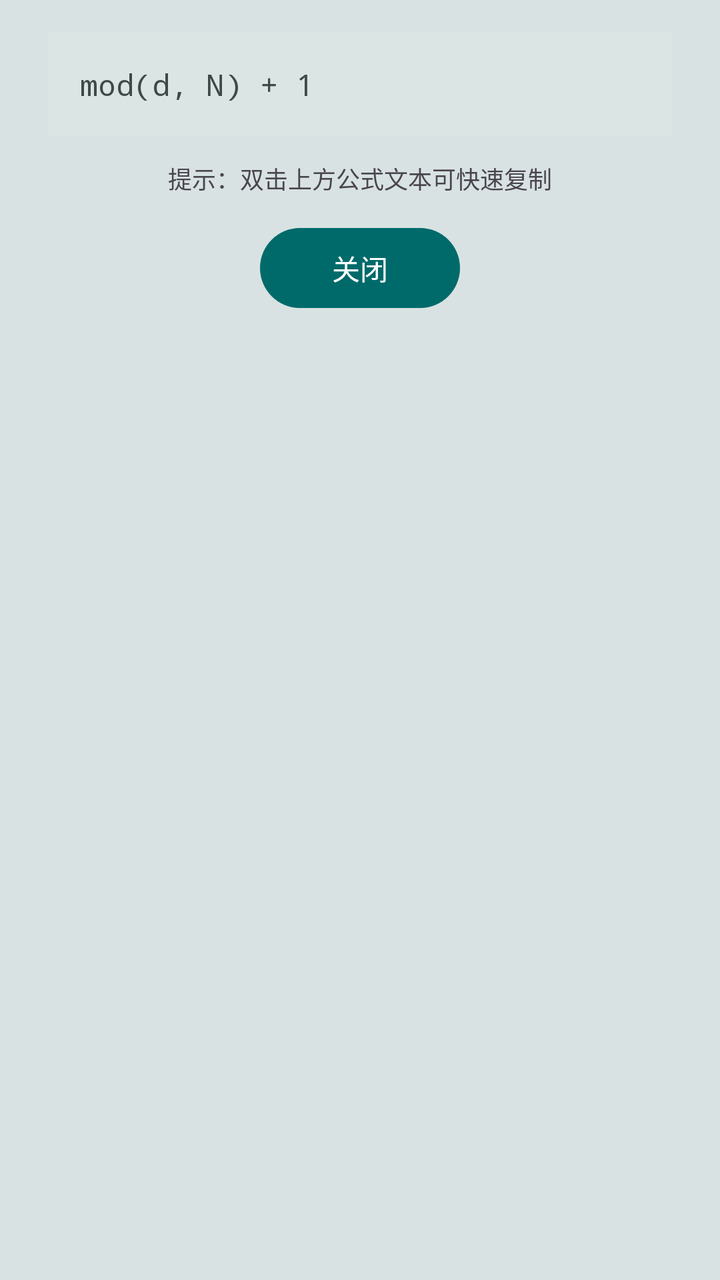
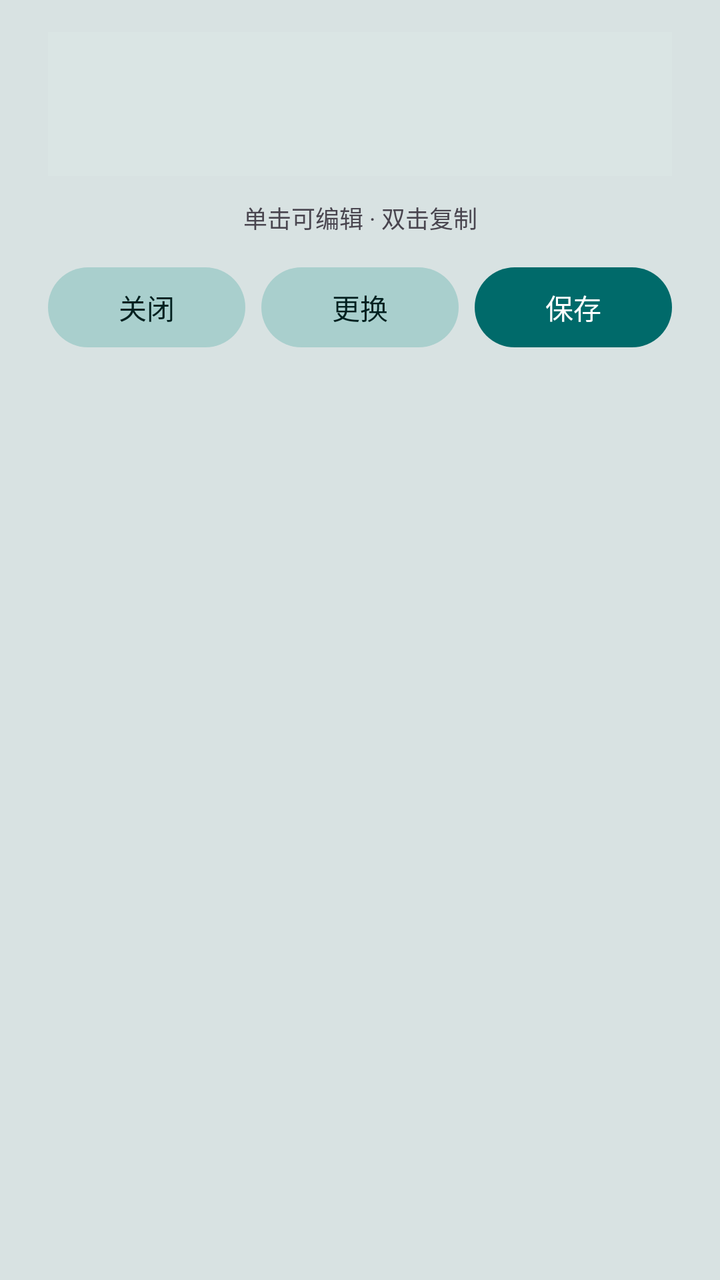

An Android layout rendered at two revisions. The XML below is the earlier revision; the diff shows what the commit changed to produce the second picture.
<!-- AndroidManifest.xml: application theme Theme.DutyCall -->
<!-- res/layout/dialog_view_formula.xml -->
<?xml version="1.0" encoding="utf-8"?>
<LinearLayout xmlns:android="http://schemas.android.com/apk/res/android"
    xmlns:app="http://schemas.android.com/apk/res-auto"
    android:layout_width="match_parent"
    android:layout_height="wrap_content"
    android:orientation="vertical"
    android:paddingTop="16dp"
    android:paddingBottom="16dp">

    
    <ScrollView
        android:layout_width="match_parent"
        android:layout_height="wrap_content"
        android:maxHeight="300dp"
        android:paddingHorizontal="24dp">

        <TextView
            android:id="@+id/tv_formula_content"
            android:layout_width="match_parent"
            android:layout_height="wrap_content"
            android:padding="16dp"
            android:background="?attr/colorSurfaceVariant"
            android:fontFamily="monospace"
            android:textSize="15sp"
            android:textColor="?attr/colorOnSurfaceVariant"
            android:lineSpacingExtra="4dp"
            android:text="mod(d, N) + 1" />
    </ScrollView>

    <TextView
        android:layout_width="match_parent"
        android:layout_height="wrap_content"
        android:layout_marginTop="12dp"
        android:textSize="12sp"
        android:textColor="?android:attr/textColorSecondary"
        android:gravity="center"
        android:text="提示：双击上方公式文本可快速复制" />

    
    <LinearLayout
        android:layout_width="match_parent"
        android:layout_height="wrap_content"
        android:layout_marginTop="16dp"
        android:gravity="center"
        android:orientation="horizontal">

        <com.google.android.material.button.MaterialButton
            android:id="@+id/btn_close"
            android:layout_width="wrap_content"
            android:layout_height="40dp"
            android:minWidth="100dp"
            android:insetTop="0dp"
            android:insetBottom="0dp"
            android:insetLeft="0dp"
            android:insetRight="0dp"
            android:paddingLeft="0dp"
            android:paddingRight="0dp"
            android:text="关闭"
            android:textSize="14sp"
            android:textColor="@color/action_text"
            app:backgroundTint="@color/action_bg" />
    </LinearLayout>

</LinearLayout>
<!-- resources referenced by this layout -->
<resources>
  <color name="action_bg">#006A6A</color>
  <color name="action_text">#FFFFFF</color>
  <style name="Theme.DutyCall" parent="Theme.Material3.DayNight.NoActionBar">
          <item name="android:windowBackground">@color/app_bg</item>
          <item name="colorPrimary">@color/md_primary</item>
          <item name="colorOnPrimary">@color/md_on_primary</item>
          <item name="colorPrimaryContainer">@color/md_primary_container</item>
          <item name="colorOnPrimaryContainer">@color/md_on_primary_container</item>
          <item name="colorSecondary">@color/md_secondary</item>
          <item name="colorOnSecondary">@color/md_on_secondary</item>
          <item name="colorSecondaryContainer">@color/md_secondary_container</item>
          <item name="colorOnSecondaryContainer">@color/md_on_secondary_container</item>
          <item name="colorSurface">@color/md_surface</item>
          <item name="colorOnSurface">@color/md_on_surface</item>
          <item name="colorSurfaceVariant">@color/md_surface_variant</item>
          <item name="colorOnSurfaceVariant">@color/md_on_surface_variant</item>
          <item name="colorOutline">@color/md_outline</item>
          <item name="colorError">@color/md_error</item>
          <item name="colorOnError">@color/md_on_error</item>
          <item name="colorErrorContainer">@color/md_error_container</item>
          <item name="colorOnErrorContainer">@color/md_on_error_container</item>
      </style>
  <color name="app_bg">#D8E2E2</color>
  <color name="md_primary">#006A6A</color>
  <color name="md_on_primary">#FFFFFF</color>
  <color name="md_primary_container">#6FF7F6</color>
  <color name="md_secondary">#4A6363</color>
  <color name="md_on_secondary">#FFFFFF</color>
  <color name="md_surface">#FAFDFC</color>
  <color name="md_on_surface">#191C1C</color>
  <color name="md_surface_variant">#DAE5E4</color>
  <color name="md_outline">#6F7979</color>
  <color name="md_error">#BA1A1A</color>
  <color name="md_on_error">#FFFFFF</color>
  <color name="md_error_container">#FFDAD6</color>
  <!-- unchanged entries left out for length: 5 -->
</resources>

<!-- the commit's change to res/layout/dialog_view_formula.xml (unified diff, before → after) -->
@@ -11,54 +11,70 @@
     <ScrollView
         android:layout_width="match_parent"
         android:layout_height="wrap_content"
-        android:maxHeight="300dp"
+        android:maxHeight="260dp"
         android:paddingHorizontal="24dp">
 
-        <TextView
-            android:id="@+id/tv_formula_content"
+        <EditText
+            android:id="@+id/et_formula_content"
             android:layout_width="match_parent"
             android:layout_height="wrap_content"
-            android:padding="16dp"
             android:background="?attr/colorSurfaceVariant"
             android:fontFamily="monospace"
-            android:textSize="15sp"
+            android:gravity="top|start"
+            android:inputType="textMultiLine"
+            android:lineSpacingExtra="4dp"
+            android:minHeight="72dp"
+            android:padding="16dp"
             android:textColor="?attr/colorOnSurfaceVariant"
-            android:lineSpacingExtra="4dp"
-            android:text="mod(d, N) + 1" />
+            android:textSize="15sp" />
     </ScrollView>
 
     <TextView
+        android:id="@+id/tv_formula_hint"
         android:layout_width="match_parent"
         android:layout_height="wrap_content"
         android:layout_marginTop="12dp"
-        android:textSize="12sp"
+        android:gravity="center"
+        android:text="单击可编辑 · 双击复制"
         android:textColor="?android:attr/textColorSecondary"
-        android:gravity="center"
-        android:text="提示：双击上方公式文本可快速复制" />
+        android:textSize="12sp" />
 
-    
     <LinearLayout
         android:layout_width="match_parent"
         android:layout_height="wrap_content"
         android:layout_marginTop="16dp"
         android:gravity="center"
-        android:orientation="horizontal">
+        android:orientation="horizontal"
+        android:paddingHorizontal="24dp">
 
         <com.google.android.material.button.MaterialButton
             android:id="@+id/btn_close"
-            android:layout_width="wrap_content"
+            style="@style/Widget.DutyCall.Button.Secondary"
+            android:layout_width="0dp"
             android:layout_height="40dp"
-            android:minWidth="100dp"
-            android:insetTop="0dp"
-            android:insetBottom="0dp"
-            android:insetLeft="0dp"
-            android:insetRight="0dp"
-            android:paddingLeft="0dp"
-            android:paddingRight="0dp"
+            android:layout_weight="1"
             android:text="关闭"
-            android:textSize="14sp"
-            android:textColor="@color/action_text"
-            app:backgroundTint="@color/action_bg" />
+            android:textSize="14sp" />
+
+        <com.google.android.material.button.MaterialButton
+            android:id="@+id/btn_replace"
+            style="@style/Widget.DutyCall.Button.Secondary"
+            android:layout_width="0dp"
+            android:layout_height="40dp"
+            android:layout_marginStart="8dp"
+            android:layout_weight="1"
+            android:text="更换"
+            android:textSize="14sp" />
+
+        <com.google.android.material.button.MaterialButton
+            android:id="@+id/btn_save"
+            style="@style/Widget.DutyCall.Button.Primary"
+            android:layout_width="0dp"
+            android:layout_height="40dp"
+            android:layout_marginStart="8dp"
+            android:layout_weight="1"
+            android:text="保存"
+            android:textSize="14sp" />
     </LinearLayout>
 
 </LinearLayout>
<!-- resource entries referenced after the edit -->
@@ -1,9 +1,28 @@
 <!-- resources referenced by this layout -->
 <resources>
+  <style name="Widget.DutyCall.Button.Primary" parent="Widget.Material3.Button">
+          <item name="backgroundTint">@color/action_bg</item>
+          <item name="android:textColor">@color/action_text</item>
+          <item name="cornerRadius">20dp</item>
+          <item name="android:insetTop">0dp</item>
+          <item name="android:insetBottom">0dp</item>
+      </style>
+  <style name="Widget.DutyCall.Button.Secondary" parent="Widget.Material3.Button">
+          <item name="backgroundTint">@color/btn_secondary</item>
+          <item name="android:textColor">@color/btn_secondary_text</item>
+          <item name="cornerRadius">20dp</item>
+          <item name="android:insetTop">0dp</item>
+          <item name="android:insetBottom">0dp</item>
+      </style>
   <color name="action_bg">#006A6A</color>
   <color name="action_text">#FFFFFF</color>
+  <color name="btn_secondary">#A9CFCD</color>
+  <color name="btn_secondary_text">#00201F</color>
   <style name="Theme.DutyCall" parent="Theme.Material3.DayNight.NoActionBar">
           <item name="android:windowBackground">@color/app_bg</item>
+          <item name="actionBarSize">56dp</item>
+          <item name="android:windowLightStatusBar">true</item>
+          <item name="android:windowLightNavigationBar">true</item>
           <item name="colorPrimary">@color/md_primary</item>
           <item name="colorOnPrimary">@color/md_on_primary</item>
           <item name="colorPrimaryContainer">@color/md_primary_container</item>
@@ -14,7 +33,13 @@
           <item name="colorOnSecondaryContainer">@color/md_on_secondary_container</item>
           <item name="colorSurface">@color/md_surface</item>
           <item name="colorOnSurface">@color/md_on_surface</item>
-          <item name="colorSurfaceVariant">@color/md_surface_variant</item>
+          <item name="colorSurfaceContainerLowest">@color/md_surface_container_lowest</item>
+          <item name="colorSurfaceContainerLow">@color/md_surface_container_low</item>
+          <item name="colorSurfaceContainer">@color/md_surface_container</item>
+          <item name="colorSurfaceContainerHigh">@color/md_surface_container_high</item>
+          <item name="colorSurfaceContainerHighest">@color/md_surface_container_highest</item>
+          <item name="colorSurfaceBright">@color/md_surface_bright</item>
+          <item name="colorSurfaceDim">@color/md_surface_dim</item>        <item name="colorSurfaceVariant">@color/md_surface_variant</item>
           <item name="colorOnSurfaceVariant">@color/md_on_surface_variant</item>
           <item name="colorOutline">@color/md_outline</item>
           <item name="colorError">@color/md_error</item>
@@ -30,6 +55,13 @@
   <color name="md_on_secondary">#FFFFFF</color>
   <color name="md_surface">#FAFDFC</color>
   <color name="md_on_surface">#191C1C</color>
+  <color name="md_surface_container_lowest">#FFFFFF</color>
+  <color name="md_surface_container_low">#F4F8F7</color>
+  <color name="md_surface_container">#EEF4F3</color>
+  <color name="md_surface_container_high">#E7EFEE</color>
+  <color name="md_surface_container_highest">#DFE9E8</color>
+  <color name="md_surface_bright">#FAFDFC</color>
+  <color name="md_surface_dim">#D4DFDE</color>
   <color name="md_surface_variant">#DAE5E4</color>
   <color name="md_outline">#6F7979</color>
   <color name="md_error">#BA1A1A</color>
